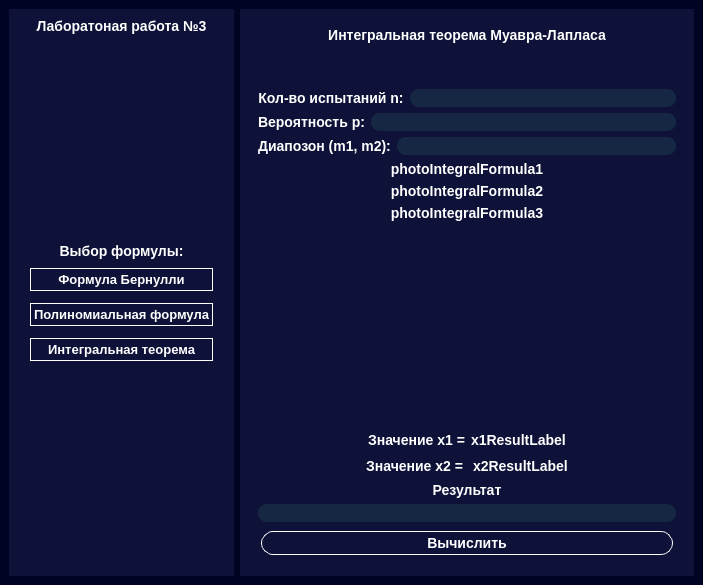
Before: the Qt Designer form interface.ui in RR3Z/teorverLR3, drawn with Qt 5.
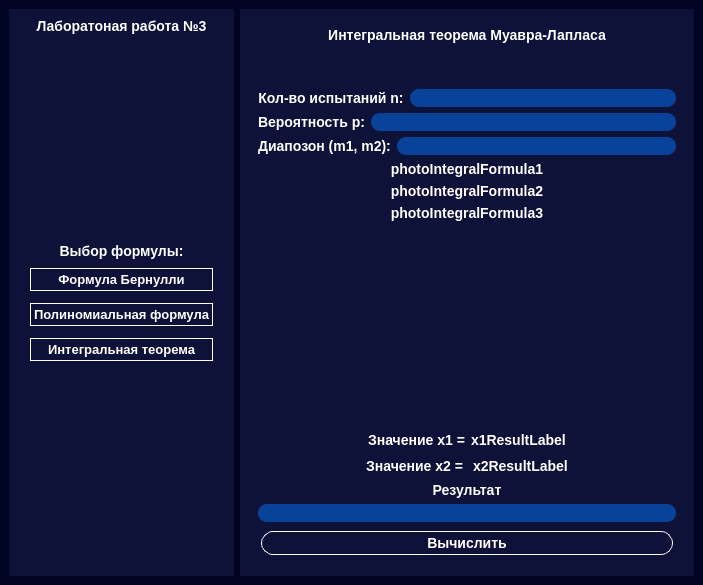
After: the same form once the commit is applied.

Commit message: Внесено изменение в интерфейс - изменен цвет полей ввода

```diff
--- a/interface.ui
+++ b/interface.ui
@@ -47,7 +47,7 @@
 }
 
 #mParamsLine,#pParamsLine, #kParamLine, #nParamLine, #bernuliParamsLine, #integralParamsLine, #bernuliAnswerLine, #polynomAnswerLine,  #integralAnswerLine, #nNumberLine, #probabilityLine, #rangeLine{
-	background-color: #152742;
+	background-color: #094399;
 	border: 1px;
 	border-radius: 9px;
 }
```
The commit also changes 1 other file.
